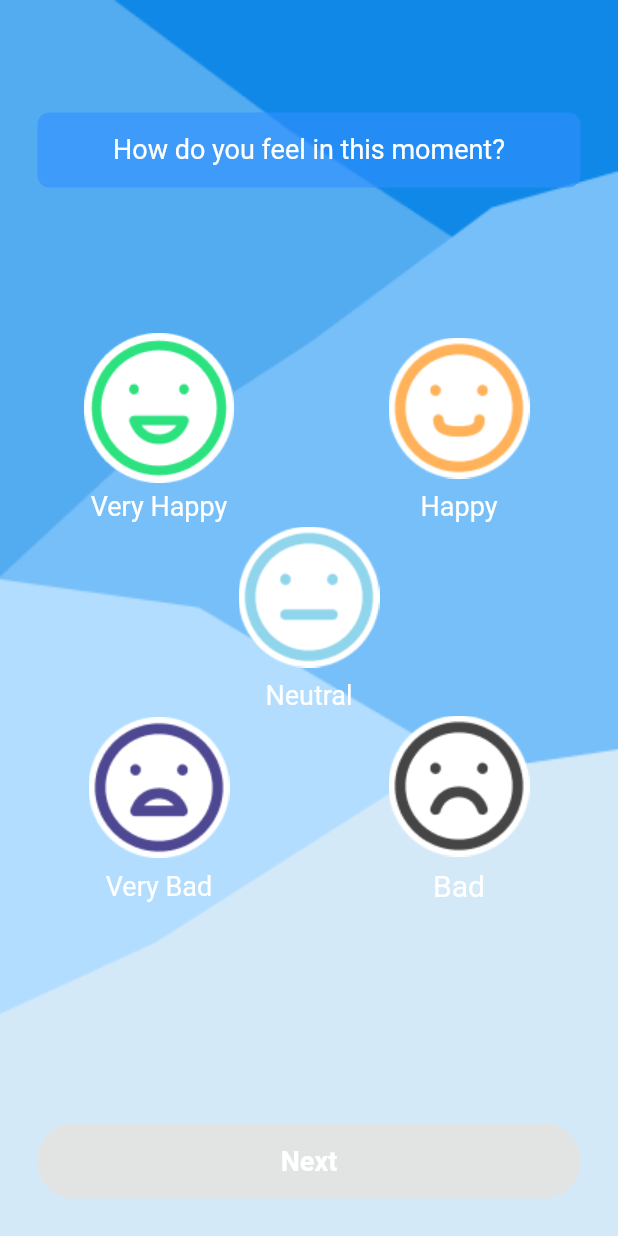
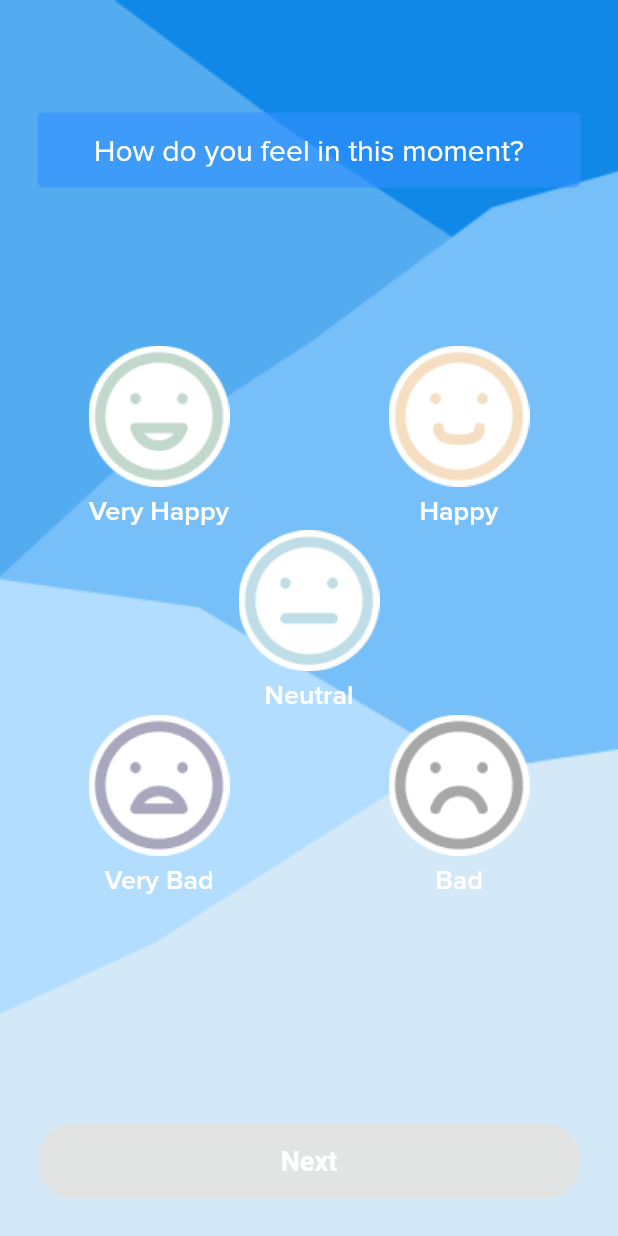
Before and after one commit to JobCuta/CIS-9340-Thesis, a Flutter app: the EmotionalEvaluationScreen screen opened by its route, after a tap on "Next", on a phone screen of 412 x 824 dp. Run offline on Flutter 3.47's test engine with Material 2 defaults, Android fonts, the phone set to English and light mode, and no system bars; our stand-ins replace animated_text_kit, circular_countdown_timer, email_validator, flutter_secure_storage, get, multi_select_flutter and 4 more; missing offline and left inert: shake; accounts and stored records are empty.

Commit message:
Fixed UI of EmotionalEvaluationScreen

```diff
--- a/lib/screens/onboarding/questionnaires/EmotionalEvaluationScreen.dart
+++ b/lib/screens/onboarding/questionnaires/EmotionalEvaluationScreen.dart
@@ -29,11 +29,11 @@ class EmotionalEvaluationScreen extends StatefulWidget {
 }
 
 class _EmotionalEvaluationScreenState extends State<EmotionalEvaluationScreen> {
-  bool isVeryHappy = true;
-  bool isHappy = true;
-  bool isNeutral = true;
-  bool isBad = true;
-  bool isVeryBad = true;
+  bool isVeryHappy = false;
+  bool isHappy = false;
+  bool isNeutral = false;
+  bool isBad = false;
+  bool isVeryBad = false;
 
   @override
   Widget build(BuildContext context) {
@@ -54,12 +54,16 @@ class _EmotionalEvaluationScreenState extends State<EmotionalEvaluationScreen> {
                 const EdgeInsets.symmetric(vertical: 14.0, horizontal: 18.0),
             decoration: BoxDecoration(
                 color: const Color(0xff3290FF).withOpacity(0.60),
-                borderRadius: const BorderRadius.all(Radius.circular(8))),
+                borderRadius: const BorderRadius.all(Radius.circular(4))),
             child: const Align(
               alignment: Alignment.topCenter,
               child: Text('How do you feel in this moment?',
                   textAlign: TextAlign.center,
-                  style: TextStyle(color: Colors.white, fontSize: 18)),
+                  style: TextStyle(
+                      color: Colors.white,
+                      fontSize: 20,
+                      fontFamily: 'Proxima Nova',
+                      fontWeight: FontWeight.w400)),
             ),
           ),
         ),
@@ -97,7 +101,11 @@ class _EmotionalEvaluationScreenState extends State<EmotionalEvaluationScreen> {
                     ),
                   ),
                   const Text('Very Happy',
-                      style: TextStyle(fontSize: 18, color: Colors.white))
+                      style: TextStyle(
+                          fontSize: 18,
+                          fontFamily: 'Proxima Nova',
+                          fontWeight: FontWeight.w600,
+                          color: Colors.white))
                 ],
               ),
             ),
@@ -135,7 +143,11 @@ class _EmotionalEvaluationScreenState extends State<EmotionalEvaluationScreen> {
                     ),
                   ),
                   const Text('Happy',
-                      style: TextStyle(fontSize: 18, color: Colors.white))
+                      style: TextStyle(
+                          fontSize: 18,
+                          fontFamily: 'Proxima Nova',
+                          fontWeight: FontWeight.w600,
+                          color: Colors.white))
                 ],
               ),
             ),
@@ -171,7 +183,11 @@ class _EmotionalEvaluationScreenState extends State<EmotionalEvaluationScreen> {
                   ),
                 ),
                 const Text('Neutral',
-                    style: TextStyle(fontSize: 18, color: Colors.white))
+                    style: TextStyle(
+                        fontSize: 18,
+                        fontFamily: 'Proxima Nova',
+                        fontWeight: FontWeight.w600,
+                        color: Colors.white))
               ],
             ),
           ),
@@ -208,7 +224,11 @@ class _EmotionalEvaluationScreenState extends State<EmotionalEvaluationScreen> {
                     ),
                   ),
                   const Text('Very Bad',
-                      style: TextStyle(fontSize: 18, color: Colors.white))
+                      style: TextStyle(
+                          fontSize: 18,
+                          fontFamily: 'Proxima Nova',
+                          fontWeight: FontWeight.w600,
+                          color: Colors.white))
                 ],
               ),
             ),
@@ -247,9 +267,10 @@ class _EmotionalEvaluationScreenState extends State<EmotionalEvaluationScreen> {
                   ),
                   const Text('Bad',
                       style: TextStyle(
-                        fontSize: 20,
-                        color: Colors.white,
-                      ))
+                          fontSize: 18,
+                          fontFamily: 'Proxima Nova',
+                          fontWeight: FontWeight.w600,
+                          color: Colors.white))
                 ],
               ),
             ),
@@ -276,18 +297,18 @@ class _EmotionalEvaluationScreenState extends State<EmotionalEvaluationScreen> {
                       borderRadius: BorderRadius.circular(24),
                     ),
                     padding: const EdgeInsets.all(10),
-                    primary: (isVeryHappy &&
-                            isHappy &&
-                            isNeutral &&
-                            isBad &&
+                    primary: (isVeryHappy ||
+                            isHappy ||
+                            isNeutral ||
+                            isBad ||
                             isVeryBad)
-                        ? const Color(0xffE2E4E4)
-                        : const Color(0xffFFBE18),
+                        ? const Color(0xffFFBE18)
+                        : const Color(0xffE2E4E4),
                   ),
                   onPressed: () {
-                    (isVeryHappy && isHappy && isNeutral && isBad && isVeryBad)
-                        ? null
-                        : Get.toNamed('/emotionPNScreen');
+                    (isVeryHappy || isHappy || isNeutral || isBad || isVeryBad)
+                        ? Get.toNamed('/emotionPNScreen')
+                        : null;
                   }),
             ),
           ),
```
